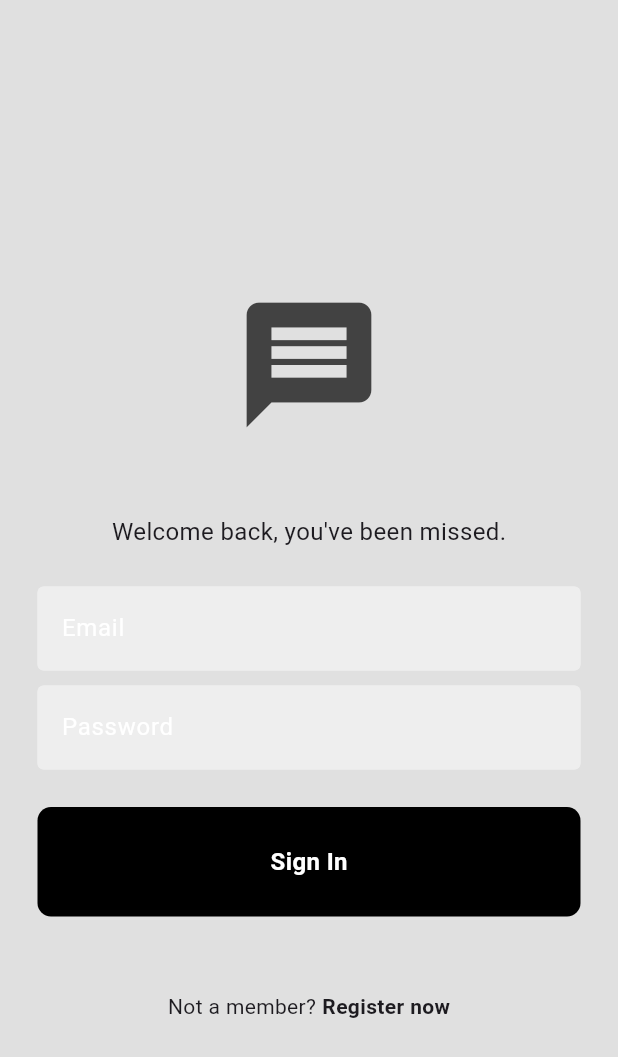
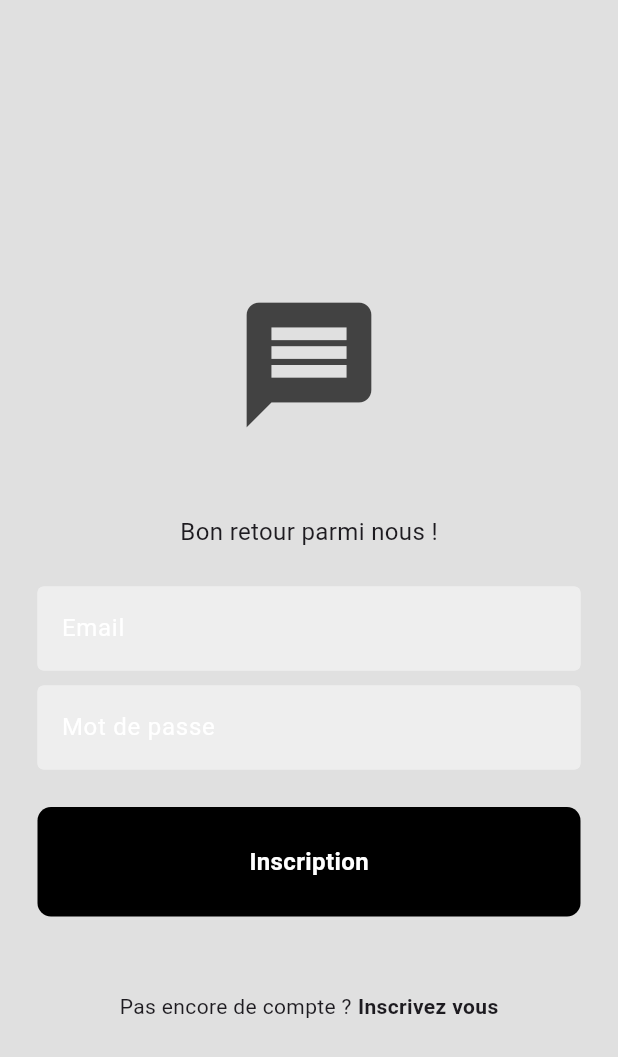
Before and after one commit to RayaneChelghaf/flutter_chat, a Flutter app: the screen it shows after launch, on a phone screen of 412 x 824 dp. Shown: the top 1057 px of the screen. Run offline on Flutter 3.47's test engine with Material 3 defaults, Android fonts, the phone set to English and light mode, and no system bars; our stand-ins replace cloud_firestore, firebase_auth, firebase_core, flutter_hooks, font_awesome_flutter; accounts and stored records are empty.

Commit message:
fusion terminée

```diff
--- a/lib/draw/drawing_page.dart
+++ b/lib/draw/drawing_page.dart
@@ -40,11 +40,6 @@ class DrawingPage extends HookWidget {
     }
 
     final timerStream = Stream.periodic(const Duration(seconds: 1), (count) {
-      // if (timerValueNotifier.value > 0) {
-      //   timerValueNotifier.value--;
-      // } else {
-      // getRandomWord();
-      // }
     });
     useEffect(() {
         getRandomWord();
--- a/lib/pages/home_page.dart
+++ b/lib/pages/home_page.dart
@@ -28,7 +28,7 @@ class _HomePageState extends State<HomePage> {
   Widget build(BuildContext context) {
     return Scaffold(
       appBar: AppBar(
-        title: Text('Home Page'),
+        title: Text('Contacts'),
         actions: [
           // sign out button
           IconButton(
--- a/lib/pages/login_page.dart
+++ b/lib/pages/login_page.dart
@@ -58,18 +58,14 @@ class _LoginPageState extends State<LoginPage> {
           ),
 
           const SizedBox(height: 50),
-
-
-          // welcome back message
           const Text(
-            "Welcome back, you've been missed.",
+            "Bon retour parmi nous !",
              style: TextStyle(
                fontSize: 16,
             ),
           ),
 
           const SizedBox(height: 25),
-          //email text field
           MyTextField(
             controller: emailController,
             hintText: 'Email',
@@ -81,26 +77,26 @@ class _LoginPageState extends State<LoginPage> {
           // password textfield
           MyTextField(
             controller: passwordController,
-            hintText: 'Password',
+            hintText: 'Mot de passe',
             obscureText: true,
           ),
 
           const SizedBox(height: 25),
 
             // sign in button
-            MyButton(onTap: signIn, text: "Sign In"),
+            MyButton(onTap: signIn, text: "Inscription"),
 
             const SizedBox( height: 50),
           // not a member? register now
       Row(
         mainAxisAlignment: MainAxisAlignment.center,
         children: [
-          const Text('Not a member?'),
+          const Text('Pas encore de compte ?'),
           const SizedBox(width: 4),
           GestureDetector(
             onTap: widget.onTap,
             child: const Text(
-              'Register now',
+              'Inscrivez vous',
               style: TextStyle(
                 fontWeight: FontWeight.bold,
               ),
--- a/lib/pages/register_page.dart
+++ b/lib/pages/register_page.dart
@@ -70,7 +70,7 @@ class _RegisterPageState extends State<RegisterPage> {
 
                 // create account message
                 const Text(
-                  "Let's create an account for you.",
+                  "Création de compte",
                   style: TextStyle(
                     fontSize: 16,
                   ),
@@ -90,7 +90,7 @@ class _RegisterPageState extends State<RegisterPage> {
                 // password text field
                 MyTextField(
                   controller: passwordController,
-                  hintText: 'Password',
+                  hintText: 'Mot de passe',
                   obscureText: true,
                 ),
 
@@ -99,14 +99,14 @@ class _RegisterPageState extends State<RegisterPage> {
                 // confirm password text field
                 MyTextField(
                   controller: confirmPasswordController,
-                  hintText: 'Confirm password',
+                  hintText: 'Confirmer le mot de passe',
                   obscureText: true,
                 ),
 
                 const SizedBox(height: 25),
 
                 // sign up button
-                MyButton(onTap: signUp, text: "Sign Up"),
+                MyButton(onTap: signUp, text: "Inscription"),
 
                 const SizedBox(height: 50),
 
@@ -114,12 +114,12 @@ class _RegisterPageState extends State<RegisterPage> {
                 Row(
                   mainAxisAlignment: MainAxisAlignment.center,
                   children: [
-                    const Text('Already a member?'),
+                    const Text('Déjà un compte ?'),
                     const SizedBox(width: 4),
                     GestureDetector(
                       onTap: widget.onTap,
                       child: const Text(
-                        'Login now',
+                        'Connexion',
                         style: TextStyle(
                           fontWeight: FontWeight.bold,
                         ),
```
Also changed, not shown: lib/firebase_options.dart.
